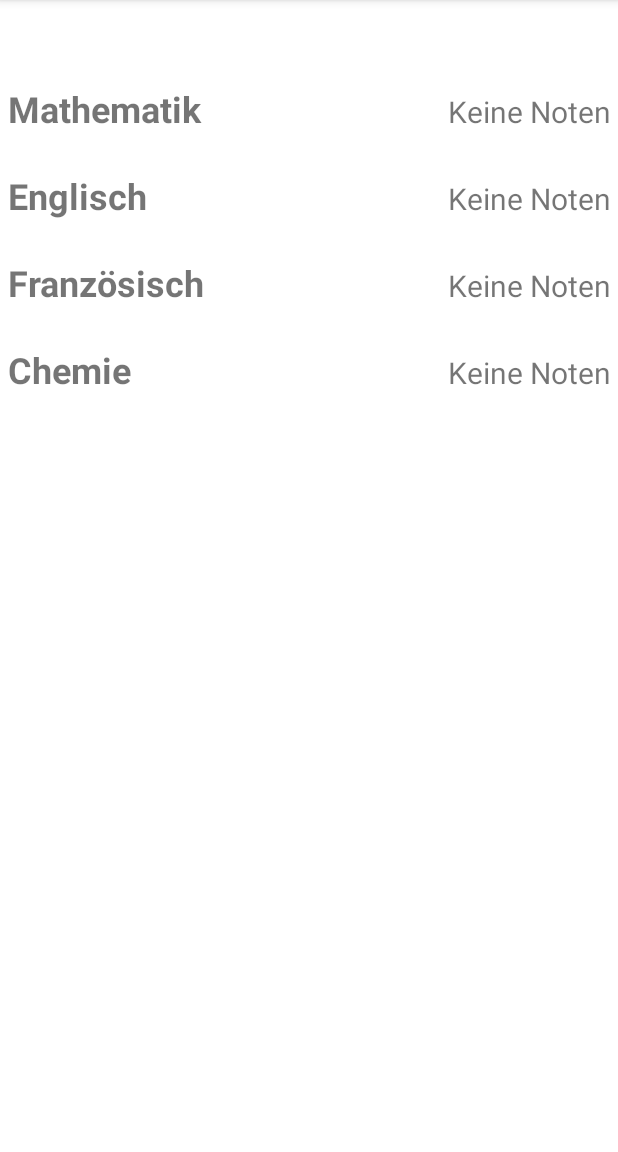
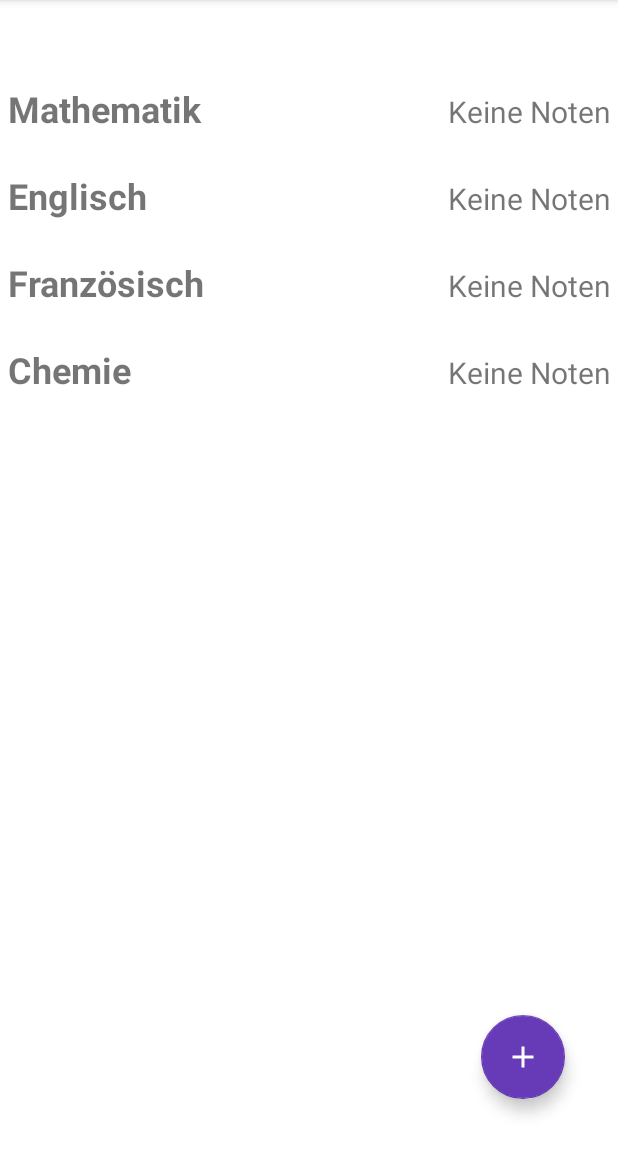
Before and after one commit to mxl17/myGradesM335, an Android app: the screen it shows after launch (MainActivity), on a phone screen of 412 x 824 dp, the part 84-1236 px from its top. Run offline under Robolectric (Android 15) with nearby library versions, the phone set to English and light mode, and no system bars.

Commit message:
+ icon added & added FloatingActionButton

```diff
--- a/app/src/main/java/ch/zli/m335/mygrades/SubjectPage.java
+++ b/app/src/main/java/ch/zli/m335/mygrades/SubjectPage.java
@@ -1,2 +1,12 @@
-package ch.zli.m335.mygrades;public class SubjectPage {
+package ch.zli.m335.mygrades;
+
+import android.os.Bundle;
+
+import androidx.appcompat.app.AppCompatActivity;
+
+public class SubjectPage extends AppCompatActivity {
+    @Override
+    protected void onCreate(Bundle savedInstanceState) {
+        super.onCreate(savedInstanceState);
+    }
 }
--- /dev/null
+++ b/app/src/main/res/drawable/ic_baseline_add_24.xml
@@ -0,0 +1,5 @@
+<vector android:height="24dp" android:tint="#FFFFFF"
+    android:viewportHeight="24" android:viewportWidth="24"
+    android:width="24dp" xmlns:android="http://schemas.android.com/apk/res/android">
+    <path android:fillColor="@android:color/white" android:pathData="M19,13h-6v6h-2v-6H5v-2h6V5h2v6h6v2z"/>
+</vector>
--- a/app/src/main/res/layout/activity_main.xml
+++ b/app/src/main/res/layout/activity_main.xml
@@ -130,4 +130,18 @@
         </LinearLayout>
 
     </LinearLayout>
+
+    <com.google.android.material.floatingactionbutton.FloatingActionButton
+        android:id="@+id/floatingActionButton3"
+        android:layout_width="wrap_content"
+        android:layout_height="wrap_content"
+        android:layout_marginEnd="35dp"
+        android:layout_marginBottom="35dp"
+        android:clickable="true"
+        app:backgroundTint="#673AB7"
+        app:layout_constraintBottom_toBottomOf="parent"
+        app:layout_constraintEnd_toEndOf="parent"
+        app:srcCompat="@drawable/ic_baseline_add_24"
+        app:tint="@color/white"
+        tools:ignore="SpeakableTextPresentCheck" />
 </androidx.constraintlayout.widget.ConstraintLayout>
```
